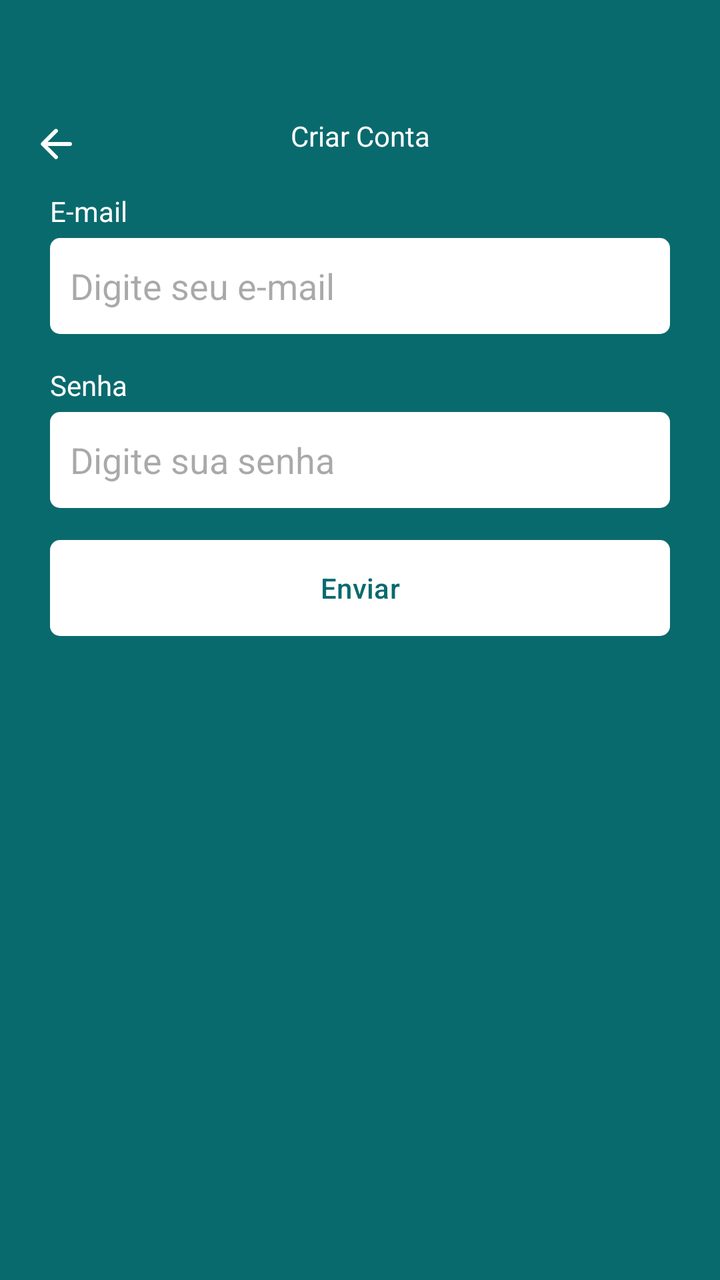
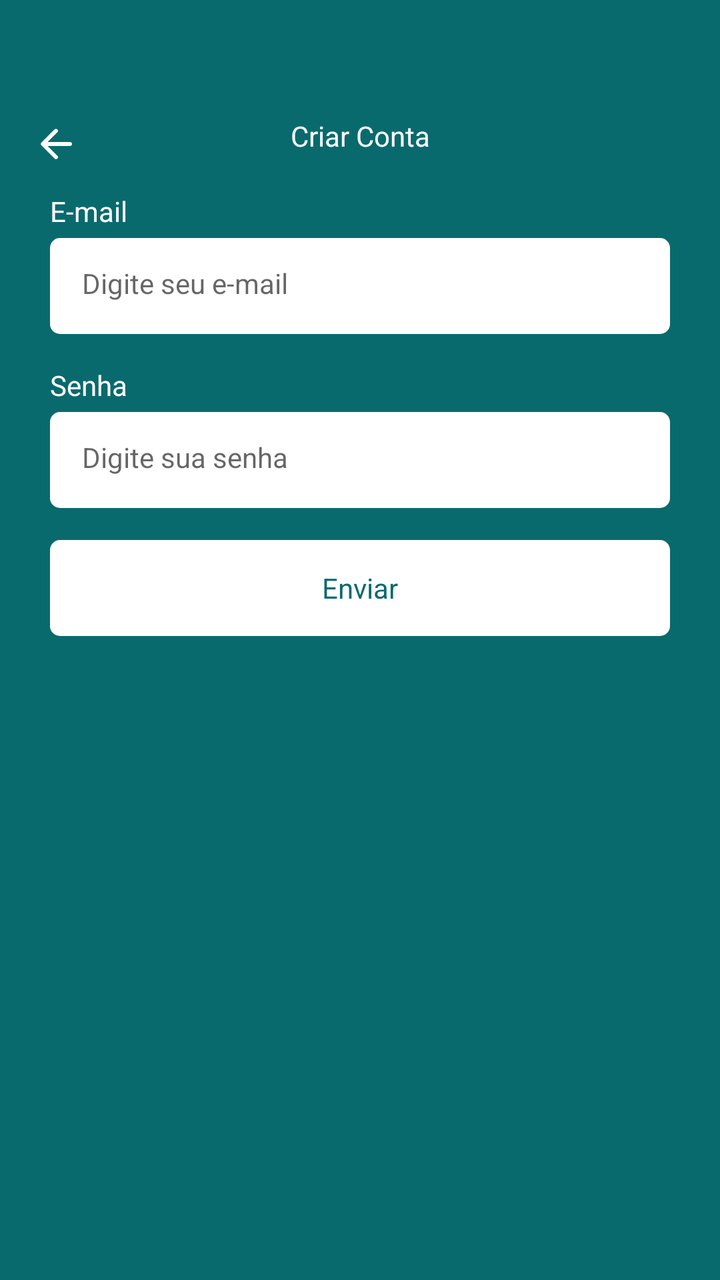

The first picture is an Android layout as it rendered before a commit; the second is the same layout after the commit. The layout source and the unified diff follow.
<!-- AndroidManifest.xml: application theme Theme.Ativ4 -->
<!-- res/layout/fragment_register.xml -->
<?xml version="1.0" encoding="utf-8"?>
<ScrollView xmlns:android="http://schemas.android.com/apk/res/android"
    xmlns:tools="http://schemas.android.com/tools"
    android:layout_width="match_parent"
    android:layout_height="match_parent"
    xmlns:app="http://schemas.android.com/apk/res-auto"
    tools:context=".ui.auth.RegisterFragment"
    android:fillViewport="true">

    <LinearLayout
        android:id="@+id/linearlayout1"
        android:layout_width="match_parent"
        android:layout_height="wrap_content"
        android:orientation="vertical" >

        <com.google.android.material.appbar.MaterialToolbar
            android:id="@+id/toolbar"
            android:layout_width="match_parent"
            android:layout_height="wrap_content"
            app:navigationIcon="@drawable/ic_back"
            android:paddingTop="40dp">

            <TextView
                android:layout_width="wrap_content"
                android:layout_height="wrap_content"
                android:text="Criar Conta"
                android:textColor="@color/white"
                android:layout_gravity="center_horizontal" />


        </com.google.android.material.appbar.MaterialToolbar>

        <LinearLayout
            android:id="@+id/linearlayout2"
            android:layout_height="wrap_content"
            android:layout_width="match_parent"
            android:orientation="vertical"
            android:layout_marginHorizontal="25dp"
            android:gravity="center_vertical" >

            <TextView
                android:layout_width="wrap_content"
                android:layout_height="wrap_content"
                android:text="E-mail"
                android:textColor="@color/white" />

            <EditText
                android:id="@+id/editTextEmail"
                android:layout_width="match_parent"
                android:layout_height="48dp"
                android:hint="Digite seu e-mail"
                android:inputType="textEmailAddress"
                android:padding="10dp"
                android:layout_marginTop="4dp"
                android:background="@drawable/bg_edit_text" />

            <TextView
                android:layout_width="wrap_content"
                android:layout_height="wrap_content"
                android:text="Senha"
                android:textColor="@color/white"
                android:layout_marginTop="16dp"/>

            <EditText
                android:id="@+id/editTextSenha"
                android:layout_width="match_parent"
                android:layout_height="48dp"
                android:inputType="textPassword"
                android:hint="Digite sua senha"
                android:padding="10dp"
                android:layout_marginTop="4dp"
                android:background="@drawable/bg_edit_text" />

            <com.google.android.material.button.MaterialButton
                android:id="@+id/buttonRegister"
                android:layout_width="match_parent"
                android:layout_height="wrap_content"
                android:text="Enviar"
                android:textColor="@color/color_default"
                app:backgroundTint="@null"
                android:layout_marginTop="16dp"
                android:background="@drawable/bg_btn" />

            <ProgressBar
                android:layout_width="wrap_content"
                android:layout_height="wrap_content"
                android:layout_marginTop="8dp"
                android:indeterminateTint="@color/white"
                android:layout_gravity="center"
                android:visibility="invisible"
                tools:visibility="visible" />

        </LinearLayout>

    </LinearLayout>

</ScrollView>
<!-- resources referenced by this layout -->
<resources>
  <color name="color_default">#096A6D</color>
  <color name="white">#FFFFFFFF</color>
  <!-- drawable bg_btn (drawable) -->
  <?xml version="1.0" encoding="utf-8"?>
  <shape
      android:shape="rectangle"
      xmlns:android="http://schemas.android.com/apk/res/android"
  >
  
      <solid android:color="@color/white" />
      <corners android:radius="5dp" />
  
  </shape>
  <!-- drawable bg_edit_text (drawable) -->
  <?xml version="1.0" encoding="utf-8"?>
  <shape xmlns:android="http://schemas.android.com/apk/res/android">
  
      <solid android:color="@color/white" />
      <corners android:radius="5dp" />
  
  </shape>
  <!-- drawable ic_back (drawable) -->
  <vector xmlns:android="http://schemas.android.com/apk/res/android"
      android:width="24dp"
      android:height="24dp"
      android:viewportWidth="960"
      android:viewportHeight="960">
    <path
        android:pathData="m313,520 l196,196q12,12 11.5,28T508,772q-12,11 -28,11.5T452,772L188,508q-6,-6 -8.5,-13t-2.5,-15q0,-8 2.5,-15t8.5,-13l264,-264q11,-11 27.5,-11t28.5,11q12,12 12,28.5T508,245L313,440h447q17,0 28.5,11.5T800,480q0,17 -11.5,28.5T760,520L313,520Z"
        android:fillColor="@color/white"/>
  </vector>
  <style name="Theme.Ativ4" parent="Base.Theme.Ativ4" />
  <style name="Base.Theme.Ativ4" parent="Theme.Material3.DayNight.NoActionBar">
          
          
          <item name="colorPrimary">@color/color_default</item>
          <item name="colorPrimaryVariant">@color/color_default</item>
          <item name="android:windowBackground">@color/color_default</item>
      </style>
</resources>

<!-- the commit's change to res/layout/fragment_register.xml (unified diff, before → after) -->
@@ -23,7 +23,7 @@
             <TextView
                 android:layout_width="wrap_content"
                 android:layout_height="wrap_content"
-                android:text="Criar Conta"
+                android:text="@string/text_title_register_fragment"
                 android:textColor="@color/white"
                 android:layout_gravity="center_horizontal" />
 
@@ -41,23 +41,22 @@
             <TextView
                 android:layout_width="wrap_content"
                 android:layout_height="wrap_content"
-                android:text="E-mail"
+                android:text="@string/email_text"
                 android:textColor="@color/white" />
 
             <EditText
                 android:id="@+id/editTextEmail"
                 android:layout_width="match_parent"
                 android:layout_height="48dp"
-                android:hint="Digite seu e-mail"
+                android:hint="@string/hint_edit_email"
                 android:inputType="textEmailAddress"
-                android:padding="10dp"
                 android:layout_marginTop="4dp"
-                android:background="@drawable/bg_edit_text" />
+                style="@style/EditTextTheme" />
 
             <TextView
                 android:layout_width="wrap_content"
                 android:layout_height="wrap_content"
-                android:text="Senha"
+                android:text="@string/password_text"
                 android:textColor="@color/white"
                 android:layout_marginTop="16dp"/>
 
@@ -66,20 +65,17 @@
                 android:layout_width="match_parent"
                 android:layout_height="48dp"
                 android:inputType="textPassword"
-                android:hint="Digite sua senha"
-                android:padding="10dp"
+                android:hint="@string/hint_edit_password"
                 android:layout_marginTop="4dp"
-                android:background="@drawable/bg_edit_text" />
+                style="@style/EditTextTheme" />
 
             <com.google.android.material.button.MaterialButton
                 android:id="@+id/buttonRegister"
                 android:layout_width="match_parent"
                 android:layout_height="wrap_content"
-                android:text="Enviar"
-                android:textColor="@color/color_default"
-                app:backgroundTint="@null"
+                android:text="@string/text_button_register_fragment"
                 android:layout_marginTop="16dp"
-                android:background="@drawable/bg_btn" />
+                style="@style/ButtonTheme"/>
 
             <ProgressBar
                 android:layout_width="wrap_content"
<!-- resource entries referenced after the edit -->
@@ -31,6 +31,23 @@
         android:pathData="m313,520 l196,196q12,12 11.5,28T508,772q-12,11 -28,11.5T452,772L188,508q-6,-6 -8.5,-13t-2.5,-15q0,-8 2.5,-15t8.5,-13l264,-264q11,-11 27.5,-11t28.5,11q12,12 12,28.5T508,245L313,440h447q17,0 28.5,11.5T800,480q0,17 -11.5,28.5T760,520L313,520Z"
         android:fillColor="@color/white"/>
   </vector>
+  <string name="email_text">E-mail</string>
+  <string name="hint_edit_email">Digite seu e-mail</string>
+  <string name="hint_edit_password">Digite sua senha</string>
+  <string name="password_text">Senha</string>
+  <string name="text_button_register_fragment">Enviar</string>
+  <string name="text_title_register_fragment">Criar Conta</string>
+  <style name="ButtonTheme" parent="Theme.MaterialComponents.DayNight.NoActionBar">
+          <item name="android:background">@drawable/bg_btn</item>
+          <item name="android:textAllCaps">false</item>
+          <item name="android:textColor">@color/color_default</item>
+          <item name="backgroundTint">@null</item>
+      </style>
+  <style name="EditTextTheme" parent="Theme.MaterialComponents.DayNight.NoActionBar">
+          <item name="android:background">@drawable/bg_edit_text</item>
+          <item name="android:padding">16dp</item>
+          <item name="android:textSize">14sp</item>
+      </style>
   <style name="Theme.Ativ4" parent="Base.Theme.Ativ4" />
   <style name="Base.Theme.Ativ4" parent="Theme.Material3.DayNight.NoActionBar">
           
